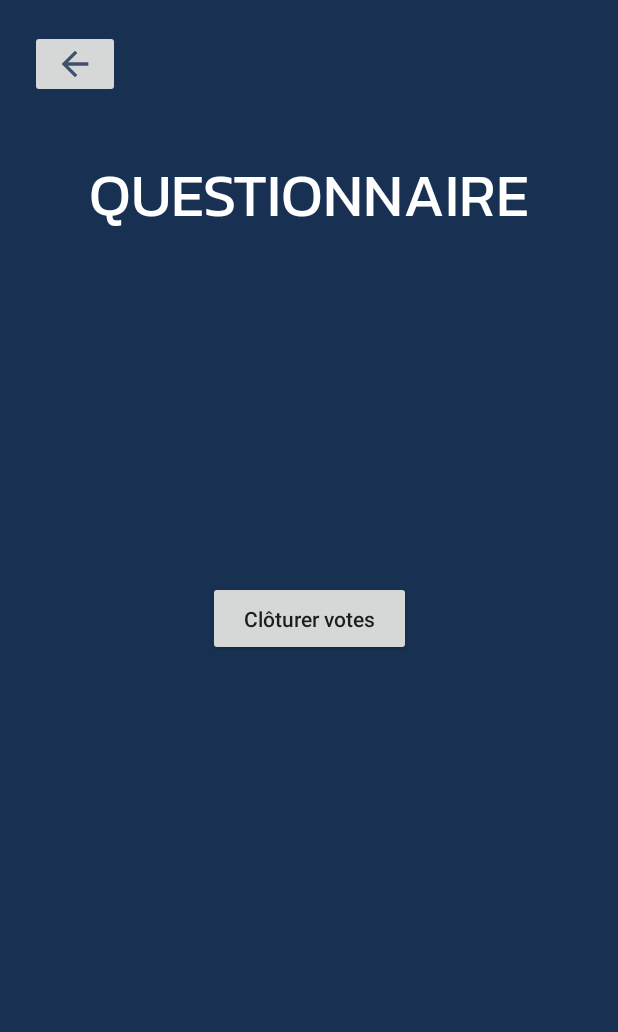
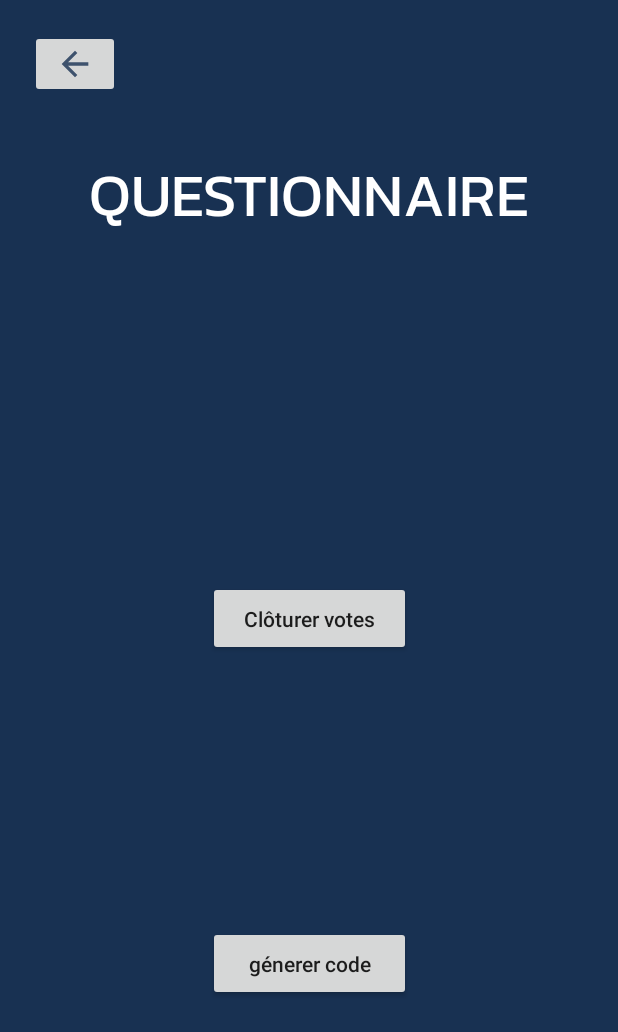
Before and after one commit to francisco-aa/FinalVersion, an Android app: the CreateQuiz screen opened directly, with no data from a screen before it, on a phone screen of 412 x 824 dp. Shown: the top 1032 px of the screen. Run offline under Robolectric (Android 15) with nearby library versions, the phone set to English and light mode, and no system bars; libraries missing offline, so code that uses them is left out: com.journeyapps.barcodescanner; 2 statements that could not run were skipped.

Commit message:
J'ai fait la generation de code à 5 chiifres et le qr code

```diff
--- a/app/src/main/java/fr/fscript98/zapette/CreateQuiz.kt
+++ b/app/src/main/java/fr/fscript98/zapette/CreateQuiz.kt
@@ -3,7 +3,22 @@ package fr.fscript98.zapette
 import android.content.Intent
 import androidx.appcompat.app.AppCompatActivity
 import android.os.Bundle
+import android.widget.Button
 import android.widget.ImageButton
+import android.widget.ImageView
+import android.widget.TextView
+import kotlin.random.Random
+import com.google.zxing.BarcodeFormat
+import com.google.zxing.MultiFormatWriter
+import com.google.zxing.qrcode.QRCodeWriter
+
+import com.journeyapps.barcodescanner.BarcodeEncoder
+
+
+
+
+
+
 
 class CreateQuiz : AppCompatActivity() {
     override fun onCreate(savedInstanceState: Bundle?) {
@@ -15,5 +30,27 @@ class CreateQuiz : AppCompatActivity() {
             val intentButtonBack = Intent(this, TeacherBoard::class.java)
             startActivity(intentButtonBack)
         }
+
+        val myRandomInt = Random.nextInt(10000, 100000)
+        val textView = findViewById<TextView>(R.id.textView2)
+        val qrCode = QRCodeWriter()
+        //val qrCode = MultiFormatWriter()
+
+        val bitMtx = qrCode.encode(
+            "$myRandomInt",
+            BarcodeFormat.QR_CODE,
+            100,
+            100
+        )
+        val imageCode = findViewById<ImageView>(R.id.imageQrCode)
+        val buttonCode = findViewById<Button>(R.id.btnGenerate)
+        val barcodeEncoder = BarcodeEncoder()
+        val bitmap = barcodeEncoder.createBitmap(bitMtx)
+        buttonCode.setOnClickListener {
+            textView.text=("$myRandomInt")
+            //MatrixToImageWriter.(bitMtx, "PNG", imageCode)
+            imageCode.setImageBitmap(bitmap)
+        }
+
     }
 }
--- a/app/src/main/res/layout/activity_create_quiz.xml
+++ b/app/src/main/res/layout/activity_create_quiz.xml
@@ -41,5 +41,41 @@
         app:layout_constraintTop_toTopOf="parent">
     </ImageButton>
 
+    <Button
+        android:id="@+id/btnGenerate"
+        android:layout_width="135dp"
+        android:layout_height="50dp"
+        android:onClick="buttonPressed"
+        android:text="génerer code"
+        android:textAllCaps="false"
+        app:layout_constraintBottom_toBottomOf="parent"
+        app:layout_constraintEnd_toEndOf="parent"
+        app:layout_constraintStart_toStartOf="parent"
+        app:layout_constraintTop_toTopOf="parent"
+        app:layout_constraintVertical_bias="0.798">
+    </Button>
+
+    <TextView
+        android:id="@+id/textView2"
+        android:layout_width="wrap_content"
+        android:layout_height="wrap_content"
+        android:text=""
+        android:textColor="@color/white"
+        app:layout_constraintBottom_toBottomOf="parent"
+        app:layout_constraintEnd_toEndOf="parent"
+        app:layout_constraintStart_toStartOf="parent"
+        app:layout_constraintTop_toBottomOf="@+id/btnGenerate" />
+
+    <ImageView
+        android:id="@+id/imageQrCode"
+        android:layout_width="100dp"
+        android:layout_height="100dp"
+        app:layout_constraintBottom_toBottomOf="@+id/textView2"
+        app:layout_constraintEnd_toStartOf="@+id/textView2"
+        app:layout_constraintStart_toStartOf="parent"
+        app:layout_constraintTop_toTopOf="@+id/textView2">
+
+    </ImageView>
+
 
 </androidx.constraintlayout.widget.ConstraintLayout>
```
Also changed, not shown: gradle/wrapper/gradle-wrapper.properties.
